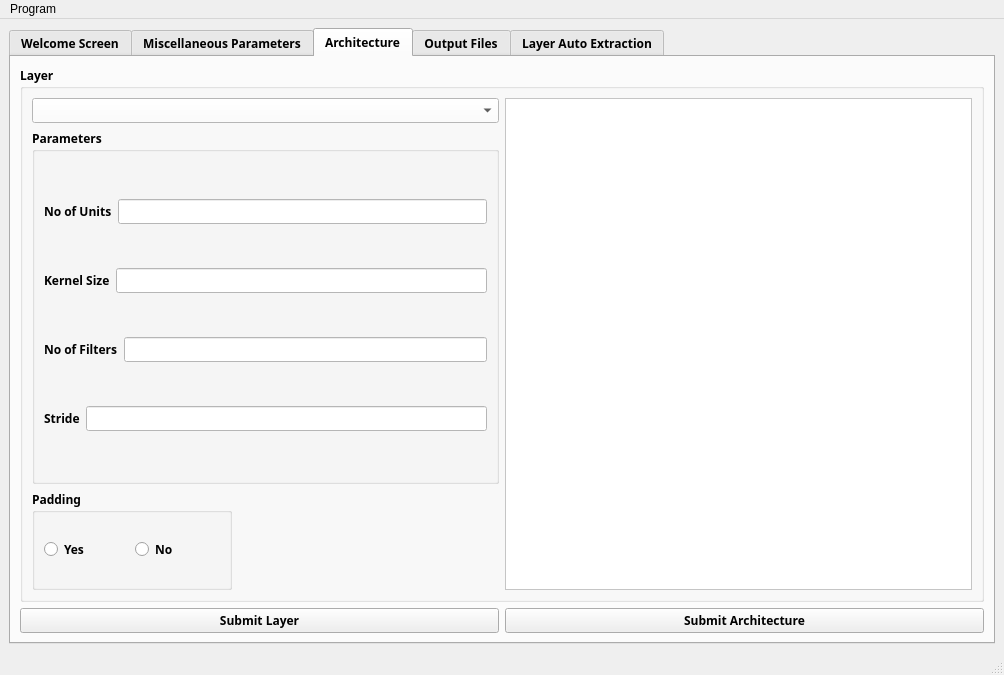
Old version of the form examples/enhancement/ui/mainwindow.ui in the repository mourra950/Siemens-System-Level-Modelling-of-ASDLA-Graduation-Project.
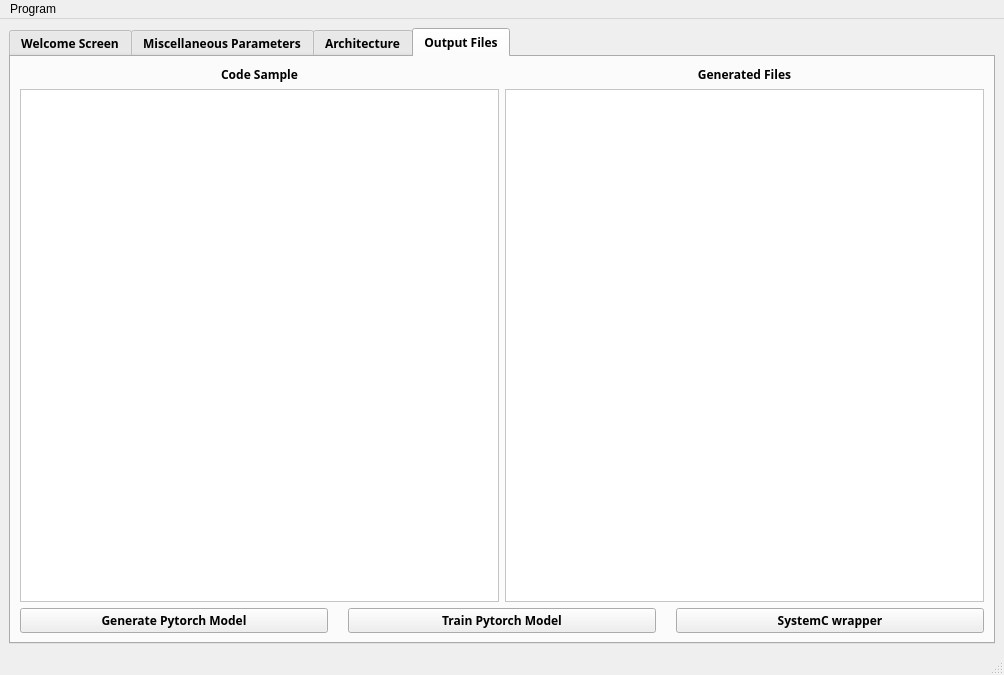
New version of the form. The open tabs and pages were chosen to show the change.

Commit message: Added layers_order_change feature in the GUI, and integrated the model generation code with the GUI

```diff
--- a/examples/enhancement/ui/mainwindow.ui
+++ b/examples/enhancement/ui/mainwindow.ui
@@ -442,323 +442,67 @@
         </item>
        </layout>
       </widget>
-      <widget class="QWidget" name="Architecture">
+      <widget class="QWidget" name="tab">
        <attribute name="title">
         <string>Architecture</string>
        </attribute>
-       <layout class="QVBoxLayout" name="verticalLayout_7">
-        <item>
-         <layout class="QVBoxLayout" name="verticalLayout_6">
+       <layout class="QGridLayout" name="gridLayout_3">
+        <item row="0" column="0">
+         <layout class="QHBoxLayout" name="horizontalLayout_13" stretch="2,1">
           <item>
-           <layout class="QVBoxLayout" name="verticalLayout_3">
-            <item>
-             <widget class="QGroupBox" name="groupBox_3">
-              <property name="font">
-               <font>
-                <family>Siemens Sans</family>
-                <weight>75</weight>
-                <bold>true</bold>
-               </font>
-              </property>
-              <property name="styleSheet">
-               <string notr="true"/>
-              </property>
-              <property name="title">
-               <string>Layer</string>
-              </property>
-              <layout class="QVBoxLayout" name="verticalLayout_13">
-               <item>
-                <layout class="QHBoxLayout" name="horizontalLayout">
-                 <property name="topMargin">
-                  <number>0</number>
-                 </property>
-                 <item>
-                  <layout class="QVBoxLayout" name="verticalLayout_15">
-                   <property name="rightMargin">
-                    <number>0</number>
-                   </property>
-                   <item>
-                    <widget class="QComboBox" name="layer_QComboBox">
-                     <property name="font">
-                      <font>
-                       <family>Siemens Sans</family>
-                       <weight>75</weight>
-                       <bold>true</bold>
-                      </font>
-                     </property>
-                     <property name="styleSheet">
-                      <string notr="true">background-color: white;</string>
-                     </property>
-                    </widget>
-                   </item>
-                   <item>
-                    <widget class="QGroupBox" name="groupBox_2">
-                     <property name="font">
-                      <font>
-                       <family>Siemens Sans</family>
-                       <weight>75</weight>
-                       <bold>true</bold>
-                      </font>
-                     </property>
-                     <property name="title">
-                      <string>Parameters</string>
-                     </property>
-                     <layout class="QHBoxLayout" name="horizontalLayout_2">
-                      <item>
-                       <layout class="QVBoxLayout" name="verticalLayout_18">
-                        <item>
-                         <layout class="QHBoxLayout" name="horizontalLayout_12">
-                          <item>
-                           <widget class="QLabel" name="label_10">
-                            <property name="font">
-                             <font>
-                              <family>Siemens Sans</family>
-                              <weight>75</weight>
-                              <bold>true</bold>
-                             </font>
-                            </property>
-                            <property name="text">
-                             <string>No of Units</string>
-                            </property>
-                           </widget>
-                          </item>
-                          <item>
-                           <widget class="QLineEdit" name="units_QLineEdit">
-                            <property name="font">
-                             <font>
-                              <family>Siemens Sans</family>
-                              <weight>75</weight>
-                              <bold>true</bold>
-                             </font>
-                            </property>
-                            <property name="styleSheet">
-                             <string notr="true">background-color: white;</string>
-                            </property>
-                           </widget>
-                          </item>
-                         </layout>
-                        </item>
-                        <item>
-                         <layout class="QHBoxLayout" name="horizontalLayout_11">
-                          <item>
-                           <widget class="QLabel" name="label_6">
-                            <property name="font">
-                             <font>
-                              <family>Siemens Sans</family>
-                              <weight>75</weight>
-                              <bold>true</bold>
-                             </font>
-                            </property>
-                            <property name="text">
-                             <string>Kernel Size</string>
-                            </property>
-                           </widget>
-                          </item>
-                          <item>
-                           <widget class="QLineEdit" name="kernelSize_QLineEdit">
-                            <property name="font">
-                             <font>
-                              <family>Siemens Sans</family>
-                              <weight>75</weight>
-                              <bold>true</bold>
-                             </font>
-                            </property>
-                            <property name="styleSheet">
-                             <string notr="true">background-color: white;</string>
-                            </property>
-                           </widget>
-                          </item>
-                         </layout>
-                        </item>
-                        <item>
-                         <layout class="QHBoxLayout" name="horizontalLayout_9">
-                          <item>
-                           <widget class="QLabel" name="label_8">
-                            <property name="font">
-                             <font>
-                              <family>Siemens Sans</family>
-                              <weight>75</weight>
-                              <bold>true</bold>
-                             </font>
-                            </property>
-                            <property name="text">
-                             <string>No of Filters</string>
-                            </property>
-                           </widget>
-                          </item>
-                          <item>
-                           <widget class="QLineEdit" name="filtersNum_QLineEdit">
-                            <property name="font">
-                             <font>
-                              <family>Siemens Sans</family>
-                              <weight>75</weight>
-                              <bold>true</bold>
-                             </font>
-                            </property>
-                            <property name="styleSheet">
-                             <string notr="true">background-color: white;</string>
-                            </property>
-                           </widget>
-                          </item>
-                         </layout>
-                        </item>
-                        <item>
-                         <layout class="QHBoxLayout" name="horizontalLayout_10">
-                          <item>
-                           <widget class="QLabel" name="label_9">
-                            <property name="font">
-                             <font>
-                              <family>Siemens Sans</family>
-                              <weight>75</weight>
-                              <bold>true</bold>
-                             </font>
-                            </property>
-                            <property name="text">
-                             <string>Stride</string>
-                            </property>
-                           </widget>
-                          </item>
-                          <item>
-                           <widget class="QLineEdit" name="stride_QLineEdit">
-                            <property name="font">
-                             <font>
-                              <family>Siemens Sans</family>
-                              <weight>75</weight>
-                              <bold>true</bold>
-                             </font>
-                            </property>
-                            <property name="styleSheet">
-                             <string notr="true">background-color: white;</string>
-                            </property>
-                           </widget>
-                          </item>
-                         </layout>
-                        </item>
-                       </layout>
-                      </item>
-                     </layout>
-                    </widget>
-                   </item>
-                   <item>
-                    <widget class="QGroupBox" name="padding">
-                     <property name="maximumSize">
-                      <size>
-                       <width>200</width>
-                       <height>100</height>
-                      </size>
-                     </property>
-                     <property name="font">
-                      <font>
-                       <family>Siemens Sans</family>
-                       <weight>75</weight>
-                       <bold>true</bold>
-                      </font>
-                     </property>
-                     <property name="styleSheet">
-                      <string notr="true"/>
-                     </property>
-                     <property name="title">
-                      <string>Padding</string>
-                     </property>
-                     <layout class="QHBoxLayout" name="horizontalLayout_8">
-                      <item>
-                       <layout class="QHBoxLayout" name="horizontalLayout_3">
-                        <item>
-                         <widget class="QRadioButton" name="padding_Yes_QRadioButton">
-                          <property name="font">
-                           <font>
-                            <family>Siemens Sans</family>
-                            <weight>75</weight>
-                            <bold>true</bold>
-                           </font>
-                          </property>
-                          <property name="text">
-                           <string>Yes</string>
-                          </property>
-                         </widget>
-                        </item>
-                        <item>
-                         <widget class="QRadioButton" name="padding_No_QRadioButton">
-                          <property name="font">
-                           <font>
-                            <family>Siemens Sans</family>
-                            <weight>75</weight>
-                            <bold>true</bold>
-                           </font>
-                          </property>
-                          <property name="text">
-                           <string>No</string>
-                          </property>
-                         </widget>
-                        </item>
-                       </layout>
-                      </item>
-                     </layout>
-                    </widget>
-                   </item>
-                  </layout>
-                 </item>
-                 <item>
-                  <widget class="QTableView" name="tableView">
-                   <property name="font">
-                    <font>
-                     <family>Siemens Sans</family>
-                     <weight>50</weight>
-                     <bold>false</bold>
-                    </font>
-                   </property>
-                   <property name="styleSheet">
-                    <string notr="true">background-color: white;</string>
-                   </property>
-                   <property name="sizeAdjustPolicy">
-                    <enum>QAbstractScrollArea::AdjustToContents</enum>
-                   </property>
-                  </widget>
-                 </item>
-                </layout>
-               </item>
-              </layout>
-             </widget>
-            </item>
-            <item>
-             <layout class="QHBoxLayout" name="horizontalLayout_4">
+           <widget class="QScrollArea" name="scrollArea">
+            <property name="widgetResizable">
+             <bool>true</bool>
+            </property>
+            <widget class="QWidget" name="scrollwidget">
+             <property name="geometry">
+              <rect>
+               <x>0</x>
+               <y>0</y>
+               <width>628</width>
+               <height>506</height>
+              </rect>
+             </property>
+             <layout class="QVBoxLayout" name="verticalLayout_4">
               <item>
-               <widget class="QPushButton" name="submit_layer">
-                <property name="font">
-                 <font>
-                  <family>Siemens Sans</family>
-                  <weight>75</weight>
-                  <bold>true</bold>
-                 </font>
-                </property>
-                <property name="statusTip">
-                 <string>Press to submit dude</string>
-                </property>
-                <property name="whatsThis">
-                 <string>Press to submit layer above</string>
-                </property>
-                <property name="text">
-                 <string>Submit Layer</string>
-                </property>
-               </widget>
+               <layout class="QVBoxLayout" name="layersList_QVBoxLayout"/>
               </item>
               <item>
-               <widget class="QPushButton" name="submit_arch">
-                <property name="font">
-                 <font>
-                  <family>Siemens Sans</family>
-                  <weight>75</weight>
-                  <bold>true</bold>
-                 </font>
-                </property>
-                <property name="text">
-                 <string>Submit Architecture</string>
-                </property>
-               </widget>
+               <layout class="QVBoxLayout" name="addedLayers_QVBoxLayout"/>
               </item>
              </layout>
-            </item>
-           </layout>
+            </widget>
+           </widget>
+          </item>
+         </layout>
+        </item>
+        <item row="1" column="0">
+         <layout class="QHBoxLayout" name="horizontalLayout_23">
+          <property name="spacing">
+           <number>7</number>
+          </property>
+          <property name="leftMargin">
+           <number>350</number>
+          </property>
+          <property name="topMargin">
+           <number>5</number>
+          </property>
+          <property name="rightMargin">
+           <number>350</number>
+          </property>
+          <item>
+           <widget class="QPushButton" name="submitArch_QPushButton">
+            <property name="font">
+             <font>
+              <family>Siemens Sans</family>
+              <weight>75</weight>
+              <bold>true</bold>
+             </font>
+            </property>
+            <property name="text">
+             <string>Submit Architecture</string>
+            </property>
+           </widget>
           </item>
          </layout>
         </item>
@@ -898,91 +642,6 @@
         </item>
        </layout>
       </widget>
-      <widget class="QWidget" name="tab">
-       <attribute name="title">
-        <string>Layer Auto Extraction</string>
-       </attribute>
-       <layout class="QGridLayout" name="gridLayout_3">
-        <item row="0" column="0">
-         <layout class="QHBoxLayout" name="horizontalLayout_13" stretch="2,1">
-          <item>
-           <widget class="QScrollArea" name="scrollArea">
-            <property name="widgetResizable">
-             <bool>true</bool>
-            </property>
-            <widget class="QWidget" name="scrollwidget">
-             <property name="geometry">
-              <rect>
-               <x>0</x>
-               <y>0</y>
-               <width>628</width>
-               <height>506</height>
-              </rect>
-             </property>
-             <layout class="QVBoxLayout" name="verticalLayout_4">
-              <item>
-               <layout class="QVBoxLayout" name="layersList_QVBoxLayout"/>
-              </item>
-             </layout>
-            </widget>
-           </widget>
-          </item>
-          <item>
-           <widget class="QScrollArea" name="scrollArea_2">
-            <property name="widgetResizable">
-             <bool>true</bool>
-            </property>
-            <widget class="QWidget" name="scrollwidget_3">
-             <property name="geometry">
-              <rect>
-               <x>0</x>
-               <y>0</y>
-               <width>313</width>
-               <height>506</height>
-              </rect>
-             </property>
-             <layout class="QVBoxLayout" name="verticalLayout_17">
-              <item>
-               <layout class="QVBoxLayout" name="addedLayers_QVBoxLayout"/>
-              </item>
-             </layout>
-            </widget>
-           </widget>
-          </item>
-         </layout>
-        </item>
-        <item row="1" column="0">
-         <layout class="QHBoxLayout" name="horizontalLayout_23">
-          <property name="spacing">
-           <number>7</number>
-          </property>
-          <property name="leftMargin">
-           <number>350</number>
-          </property>
-          <property name="topMargin">
-           <number>5</number>
-          </property>
-          <property name="rightMargin">
-           <number>350</number>
-          </property>
-          <item>
-           <widget class="QPushButton" name="submitArch_QPushButton">
-            <property name="font">
-             <font>
-              <family>Siemens Sans</family>
-              <weight>75</weight>
-              <bold>true</bold>
-             </font>
-            </property>
-            <property name="text">
-             <string>Submit Architecture</string>
-            </property>
-           </widget>
-          </item>
-         </layout>
-        </item>
-       </layout>
-      </widget>
      </widget>
     </item>
    </layout>
```
Left out of the diff: 32 changed lines with no effect on the pictures. The commit also changes 10 other files.
